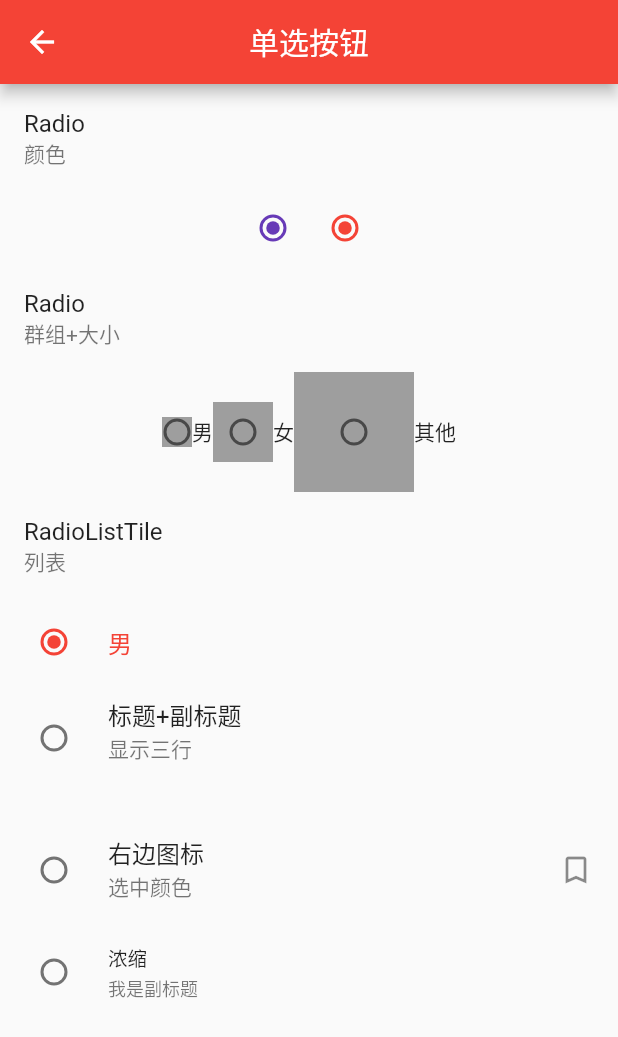
After one commit to hello-coder-xu/yin_flutter_app, a Flutter app: the RadioPage screen opened directly, on a phone screen of 412 x 824 dp. The commit adds this screen. Shown: the top 1037 px of the screen. Run offline on Flutter 3.47's test engine with Material 2 defaults, Android fonts, the light colour scheme and no system bars; our stand-ins replace azlistview, cached_network_image, device_info, dio, flutter_datetime_picker, flutter_html and 2 more; missing offline and left inert: common_utils, f_grecaptcha, flutter_html_textview, flutter_toast_pk, lpinyin, yin_utils; generated files the repository leaves out were written again.

Commit message:
新增单选+复选

```diff
--- /dev/null
+++ b/lib/com/addcn/view/RadioPage.dart
@@ -0,0 +1,143 @@
+import 'package:flutter/material.dart';
+
+///单选按钮
+class RadioPage extends StatefulWidget {
+  @override
+  _RadioPageState createState() => _RadioPageState();
+}
+
+class _RadioPageState extends State<RadioPage> {
+  int radioGroup = 0;
+  int radioListTileGroup = 0;
+
+  @override
+  Widget build(BuildContext context) {
+    return Scaffold(
+      appBar: AppBar(
+        title: new Text('单选按钮'),
+        centerTitle: true,
+      ),
+      body: Align(
+        child: Column(
+          children: <Widget>[
+            ListTile(title: Text('Radio'), subtitle: new Text('颜色')),
+            Row(
+              mainAxisAlignment: MainAxisAlignment.center,
+              children: <Widget>[
+                Radio(
+                  value: 1,
+                  groupValue: 1,
+                  onChanged: (value) => changeValue(value),
+                  activeColor: Colors.deepPurple,
+                ),
+                Radio(
+                  value: 1,
+                  groupValue: 1,
+                  onChanged: (value) => changeValue(value),
+                  activeColor: Colors.red,
+                ),
+              ],
+            ),
+            ListTile(title: Text('Radio'), subtitle: new Text('群组+大小')),
+            Row(
+              mainAxisAlignment: MainAxisAlignment.center,
+              children: <Widget>[
+                Container(
+                  width: 20,
+                  height: 20,
+                  color: Colors.grey,
+                  alignment: Alignment.center,
+                  child: Radio(
+                    value: 1,
+                    groupValue: radioGroup,
+                    onChanged: (value) => changeValue(value),
+                  ),
+                ),
+                Text('男'),
+                Container(
+                  width: 40,
+                  height: 40,
+                  color: Colors.grey,
+                  alignment: Alignment.center,
+                  child: Radio(
+                    value: 2,
+                    groupValue: radioGroup,
+                    onChanged: (value) => changeValue(value),
+                  ),
+                ),
+                Text('女'),
+                Container(
+                  width: 80,
+                  height: 80,
+                  color: Colors.grey,
+                  alignment: Alignment.center,
+                  child: Radio(
+                    value: 3,
+                    groupValue: radioGroup,
+                    onChanged: (value) => changeValue(value),
+                  ),
+                ),
+                Text('其他'),
+              ],
+            ),
+            ListTile(
+              title: Text('RadioListTile'),
+              subtitle: new Text('列表'),
+            ),
+            Column(
+              children: <Widget>[
+                RadioListTile(
+                  value: 0,
+                  groupValue: radioListTileGroup,
+                  onChanged: (value) => changeListTile(value),
+                  title: new Text('男'),
+                  selected: radioListTileGroup == 0,
+                ),
+                RadioListTile(
+                  value: 1,
+                  groupValue: radioListTileGroup,
+                  onChanged: (value) => changeListTile(value),
+                  title: new Text('标题+副标题'),
+                  subtitle: new Text('显示三行'),
+                  isThreeLine: true,
+                  selected: radioListTileGroup == 1,
+                ),
+                RadioListTile(
+                  value: 2,
+                  groupValue: radioListTileGroup,
+                  onChanged: (value) => changeListTile(value),
+                  title: new Text('右边图标'),
+                  subtitle: new Text('选中颜色'),
+                  secondary: Icon(Icons.bookmark_border),
+                  selected: radioListTileGroup == 2,
+                  activeColor: Colors.green,
+                ),
+                RadioListTile(
+                  value: 3,
+                  groupValue: radioListTileGroup,
+                  onChanged: (value) => changeListTile(value),
+                  title: new Text('浓缩'),
+                  subtitle: new Text('我是副标题'),
+                  dense: true,
+                  selected: radioListTileGroup == 3,
+                ),
+              ],
+            ),
+          ],
+        ),
+      ),
+    );
+  }
+
+  void changeValue(value) {
+    setState(() {
+      radioGroup = value;
+    });
+  }
+
+  void changeListTile(value) {
+    setState(() {
+      radioListTileGroup = value;
+    });
+  }
+}
--- a/lib/com/addcn/widget/ControlsPage.dart
+++ b/lib/com/addcn/widget/ControlsPage.dart
@@ -2,9 +2,11 @@ import 'package:flutter/material.dart';
 import 'package:flutter_app/com/addcn/bean/PageBean.dart';
 import 'package:flutter_app/com/addcn/view/AppBarPage.dart';
 import 'package:flutter_app/com/addcn/view/ButtonPage.dart';
+import 'package:flutter_app/com/addcn/view/CheckPage.dart';
 import 'package:flutter_app/com/addcn/view/DrawerPage.dart';
 import 'package:flutter_app/com/addcn/view/FormPage.dart';
 import 'package:flutter_app/com/addcn/view/ImagePage.dart';
+import 'package:flutter_app/com/addcn/view/RadioPage.dart';
 import 'package:flutter_app/com/addcn/view/TabPage.dart';
 import 'package:flutter_app/com/addcn/view/TextFieldPage.dart';
 import 'package:flutter_app/com/addcn/view/TextViewPage.dart';
@@ -25,8 +27,8 @@ class ControlsPageState extends State<ControlsPage> {
     PageBean("标题栏", "AppBar", AppBarPage()),
     PageBean("抽屉", "Drawer", DrawerPage()),
     PageBean("Tab", "TabView", TabPage()),
-    PageBean("单选", "Radio", null),
-    PageBean("复选", "Check", null),
+    PageBean("单选", "Radio", RadioPage()),
+    PageBean("复选", "Check", CheckPage()),
     PageBean("标签", "Chip", null),
     PageBean("进度", "Progress", null),
     PageBean("webview", "webview", null),
```
Also changed, not shown: lib/com/addcn/view/CheckPage.dart (added, +134 -0 lines), pubspec.lock, 3 other files.
